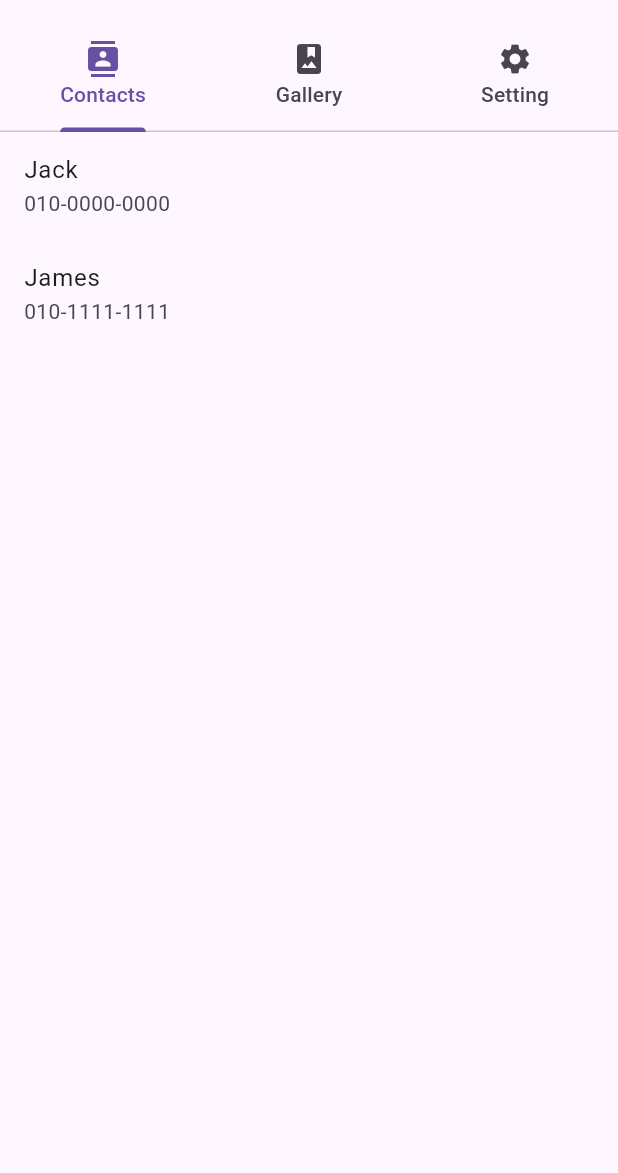
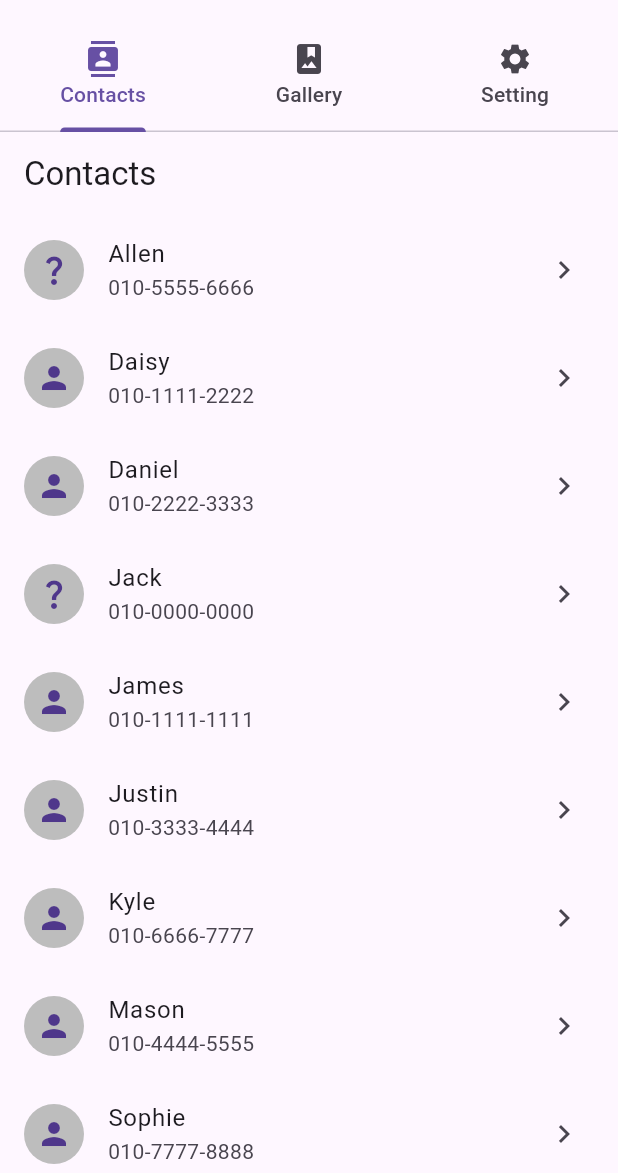
Before and after one commit to yangjh05/MadCampWeek1, a Flutter app: the screen it shows after launch, on a phone screen of 412 x 824 dp, the part 63-1236 px from its top. Run offline on Flutter 3.47's test engine with Material 3 defaults, Android fonts, the phone set to English and light mode, and no system bars.

Commit message:
First entire commit

```diff
--- a/assets/contacts.json
+++ b/assets/contacts.json
@@ -1,10 +1,47 @@
 [
     {
         "name": "Jack",
-        "phone": "010-0000-0000"
+        "phone": "010-0000-0000",
+        "icon": "2"
+    },
+    {
+        "name": "Daisy",
+        "phone": "010-1111-2222",
+        "icon": "1"
+    },
+    {
+        "name": "Daniel",
+        "phone": "010-2222-3333",
+        "icon": "1"
+    },
+    {
+        "name": "Justin",
+        "phone": "010-3333-4444",
+        "icon": "1"
+    },
+    {
+        "name": "Mason",
+        "phone": "010-4444-5555",
+        "icon": "1"
+    },
+    {
+        "name": "Allen",
+        "phone": "010-5555-6666",
+        "icon": "2"
+    },
+    {
+        "name": "Kyle",
+        "phone": "010-6666-7777",
+        "icon": "1"
+    },
+    {
+        "name": "Sophie",
+        "phone": "010-7777-8888",
+        "icon": "1"
     },
     {
         "name": "James",
-        "phone": "010-1111-1111"
+        "phone": "010-1111-1111",
+        "icon": "1"
     }
 ]
--- a/lib/contacts_page.dart
+++ b/lib/contacts_page.dart
@@ -1,6 +1,7 @@
 import 'dart:convert';
 import 'package:flutter/material.dart';
 import 'package:flutter/services.dart' show rootBundle;
+import 'second_contacts.dart';
 
 class ContactsPage extends StatefulWidget {
   @override
@@ -18,36 +19,62 @@ class _ContactsPageState extends State<ContactsPage> {
 
   Future<void> loadContacts() async {
     final String response = await rootBundle.loadString('assets/contacts.json');
-    final data = await json.decode(response);
+    final data = json.decode(response);
     setState(() {
       contacts = List<Contact>.from(data.map((item) => Contact.fromJson(item)));
+      contacts.sort((a, b) => a.name.compareTo(b.name));
     });
   }
 
   @override
   Widget build(BuildContext context) {
-    return ListView.builder(
+    final sizeX = MediaQuery.of(context).size.width;
+    final sizeY = MediaQuery.of(context).size.height;
+    return MaterialApp(
+        title: 'ListView',
+        home: Scaffold(
+          appBar: AppBar(title: const Text('Contacts')),
+          body: contacts.isEmpty
+              ? Center(child: CircularProgressIndicator())
+              : ListView.builder(
                   itemCount: contacts.length,
                   itemBuilder: (context, index) {
                     return ListTile(
                         title: Text(contacts[index].name),
                         subtitle: Text(contacts[index].phone),
-        );
+                        leading: CircleAvatar(
+                          backgroundColor: Colors.grey[400],
+                          child: Icon(int.parse(contacts[index].icon) == 1
+                              ? Icons.person
+                              : Icons.question_mark),
+                        ),
+                        trailing: const Icon(Icons.keyboard_arrow_right),
+                        onTap: () => Navigator.push(
+                              context,
+                              MaterialPageRoute(
+                                  builder: (context) => SecondContacts(
+                                        name: contacts[index].name,
+                                        phone: contacts[index].phone,
+                                      )),
+                            ));
                   },
-    );
+                ),
+        ));
   }
 }
 
 class Contact {
   final String name;
   final String phone;
+  final String icon;
 
-  Contact({required this.name, required this.phone});
+  Contact({required this.name, required this.phone, required this.icon});
 
   factory Contact.fromJson(Map<String, dynamic> json) {
     return Contact(
       name: json['name'],
       phone: json['phone'],
+      icon: json['icon'],
     );
   }
 }
--- a/lib/main.dart
+++ b/lib/main.dart
@@ -27,8 +27,8 @@ class MyHomePage extends StatelessWidget {
       length: 3,
       child: Scaffold(
         appBar: AppBar(
-          title: Text('Tabbed App'),
-          bottom: TabBar(
+          title: const Text('Tabbed App'),
+          bottom: const TabBar(
             tabs: [
               Tab(icon: Icon(Icons.contacts), text: 'Contacts'),
               Tab(icon: Icon(Icons.photo_album), text: 'Gallery'),
--- a/pubspec.yaml
+++ b/pubspec.yaml
@@ -63,7 +63,7 @@ flutter:
   # To add assets to your application, add an assets section, like this:
   assets:
       - assets/contacts.json
-      - assets/image/1.jpg
+      - assets/image/
   #   - images/a_dot_ham.jpeg
 
   # An image asset can refer to one or more resolution-specific "variants", see
```
Also changed, not shown: lib/gallary_page.dart (+153 -13 lines), lib/second_contacts.dart (added, +67 -0 lines). Lines whose indentation alone changed are shown as unchanged.
